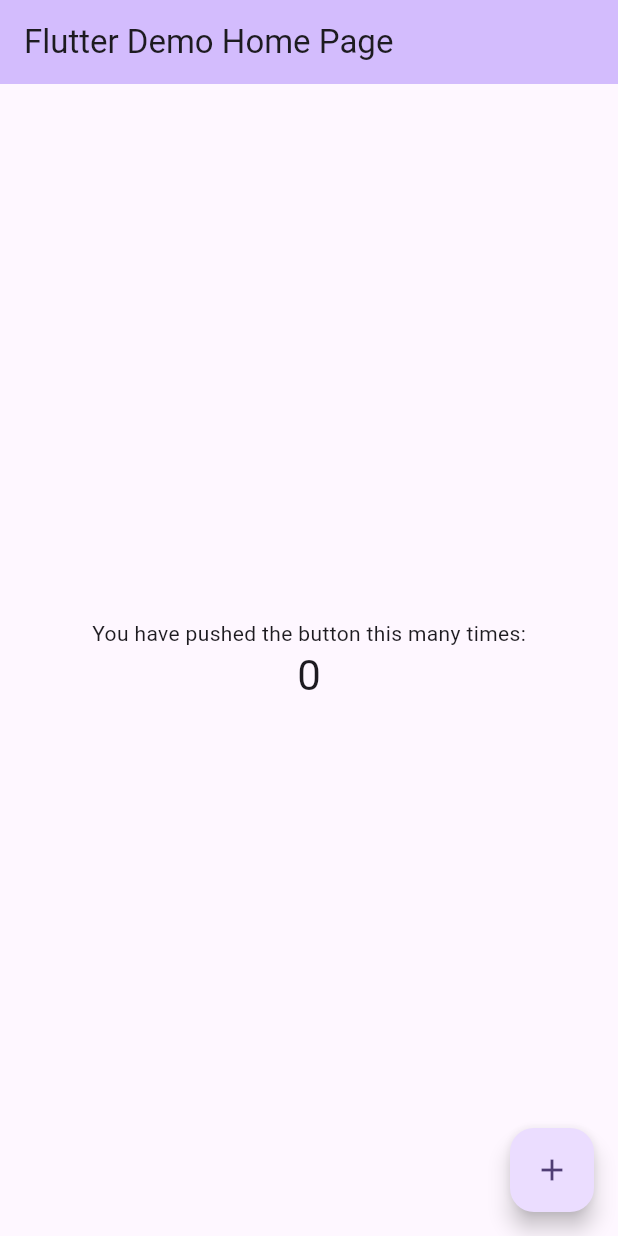
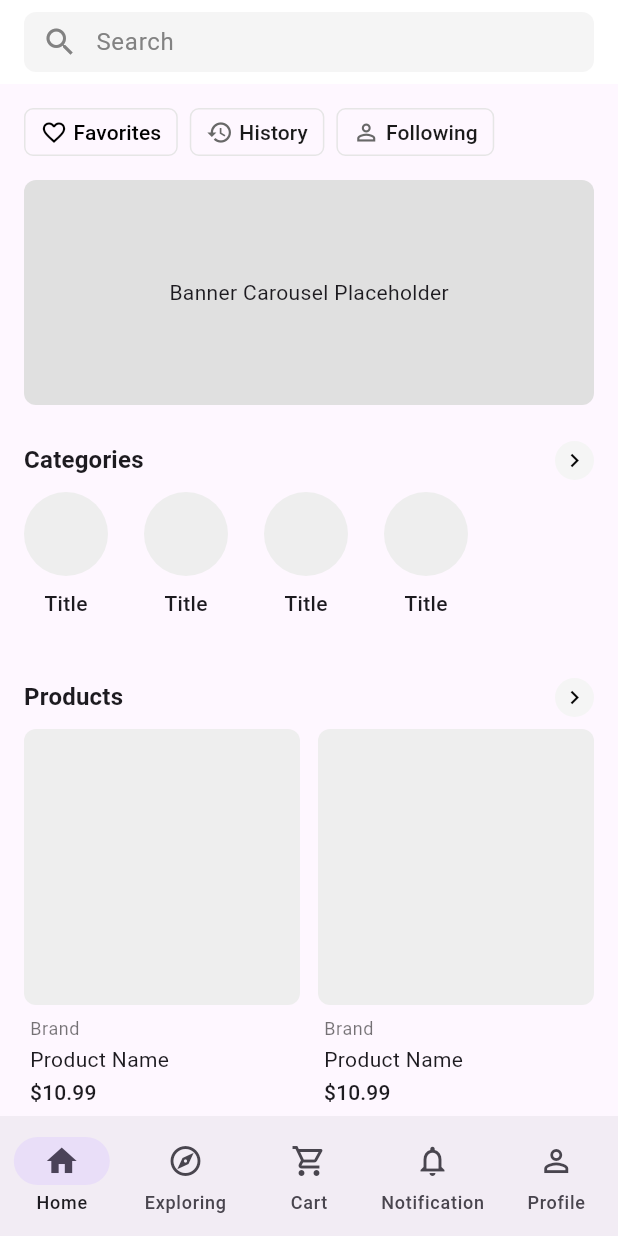
Before and after one commit to ALi860713/flutter_figma_mcp, a Flutter app: the screen it shows after launch, on a phone screen of 412 x 824 dp. Run offline on Flutter 3.47's test engine with Material 3 defaults, Android fonts, the light colour scheme and no system bars.

Commit message:
feat: implement shopping cart home page by gemini-2.5-pro-exp-0325

```diff
--- /dev/null
+++ b/lib/features/home/presentation/screens/home_screen.dart
@@ -0,0 +1,448 @@
+import 'package:flutter/material.dart';
+
+class HomeScreen extends StatelessWidget {
+  const HomeScreen({super.key});
+
+  @override
+  Widget build(BuildContext context) {
+    // TODO(ali): Replace Scaffold with appropriate layout if needed
+    return Scaffold(
+      // TODO(ali): Add AppBar if required by design, or use SafeArea
+      appBar: AppBar(
+        // TODO(ali): Remove elevation if not needed, style according to Figma
+        elevation: 0,
+        backgroundColor: Colors.white, // Placeholder color
+        title: const _SearchBar(),
+      ),
+      body: const _HomeBody(),
+      bottomNavigationBar: const _BottomNavBar(),
+    );
+  }
+}
+
+// --- Body Content ---
+
+class _HomeBody extends StatelessWidget {
+  const _HomeBody();
+
+  @override
+  Widget build(BuildContext context) {
+    // TODO(ali): Replace with SingleChildScrollView or CustomScrollView
+    return ListView(
+      // TODO(ali): Adjust padding based on Figma
+      padding: const EdgeInsets.symmetric(vertical: 16),
+      children: const [
+        _FilterTabs(),
+        SizedBox(height: 16), // TODO(ali): Use Figma spacing
+        _BannerCarousel(),
+        SizedBox(height: 24), // TODO(ali): Use Figma spacing
+        _SectionHeader(title: 'Categories'), // TODO(ali): Get title from Figma/logic
+        SizedBox(height: 8), // TODO(ali): Use Figma spacing
+        _CategoryList(),
+        SizedBox(height: 24), // TODO(ali): Use Figma spacing
+        _SectionHeader(title: 'Products'), // TODO(ali): Get title from Figma/logic
+        SizedBox(height: 8), // TODO(ali): Use Figma spacing
+        _ProductGrid(),
+        // TODO(ali): Add more sections if needed based on Figma
+      ],
+    );
+  }
+}
+
+// --- Sub Widgets ---
+
+class _SearchBar extends StatelessWidget {
+  const _SearchBar();
+
+  @override
+  Widget build(BuildContext context) {
+    // TODO(ali): Implement search bar based on Figma node 1:2338
+    // Use TextField with appropriate styling, padding, hint text, and icons
+    return Container(
+      height: 40, // From Figma 1:2338
+      padding: const EdgeInsets.symmetric(horizontal: 12),
+      decoration: BoxDecoration(
+        color: const Color(0xFFF5F5F5), // From Figma 1:2338 fill_3CDRZL
+        borderRadius: BorderRadius.circular(8), // From Figma 1:2338
+      ),
+      child: const Row(
+        children: [
+          Icon(Icons.search, color: Color(0xFF828282)), // Placeholder icon
+          SizedBox(width: 12), // From Figma 1:2338 gap
+          Expanded(
+            child: TextField(
+              // TODO(ali): Style according to style_Y0795F
+              decoration: InputDecoration(
+                hintText: 'Search', // From Figma 1:2342 text
+                hintStyle: TextStyle(color: Color(0xFF828282)), // From Figma 1:2342 fill_LMCKU0
+                border: InputBorder.none,
+                isDense: true, // Keeps the height minimal
+              ),
+              // TODO(ali): Add controller and logic
+            ),
+          ),
+        ],
+      ),
+    );
+  }
+}
+
+class _FilterTabs extends StatelessWidget {
+  const _FilterTabs();
+
+  @override
+  Widget build(BuildContext context) {
+    // TODO(ali): Implement filter tabs based on Figma node 1:2321 ("Pills")
+    // Use ToggleButtons, TabBar, or custom Row with styled buttons
+    return Padding(
+      // TODO(ali): Adjust padding based on Figma
+      padding: const EdgeInsets.symmetric(horizontal: 16.0),
+      child: Row(
+        // TODO(ali): Use gap from Figma 1:2321 (8px)
+        mainAxisAlignment: MainAxisAlignment.start, // Or spaceAround/Evenly
+        children: [
+          _FilterTabItem(
+            label: 'Favorites', // From 1:2325
+            icon: Icons.favorite_border, // Placeholder for 1:2324
+            isSelected: true, // Example state
+          ),
+          const SizedBox(width: 8),
+          _FilterTabItem(
+            label: 'History', // From 1:2329
+            icon: Icons.history, // Placeholder for 1:2328
+          ),
+          const SizedBox(width: 8),
+          _FilterTabItem(
+            label: 'Following', // From 1:2333
+            icon: Icons.person_outline, // Placeholder for 1:2332
+          ),
+          // TODO(ali): Add "Orders" tab (1:2334) if required
+        ],
+      ),
+    );
+  }
+}
+
+class _FilterTabItem extends StatelessWidget {
+  final String label;
+  final IconData icon;
+  final bool isSelected;
+
+  const _FilterTabItem({
+    required this.label,
+    required this.icon,
+    this.isSelected = false,
+  });
+
+  @override
+  Widget build(BuildContext context) {
+    // TODO(ali): Style based on Figma nodes 1:2322, 1:2323, 1:2324, 1:2325 etc.
+    // Use border (stroke_KN1DAW), padding, borderRadius, colors based on selection
+    final colorScheme = Theme.of(context).colorScheme;
+    final textTheme = Theme.of(context).textTheme;
+    final Color textColor = isSelected ? const Color(0xFF000000)/* Adjust based on Figma */ : const Color(0xFF1A1A1A); // Example
+    final Color iconColor = isSelected ? const Color(0xFF000000)/* Adjust */ : const Color(0xFF686868); // Example
+    final Color borderColor = const Color(0xFFE6E6E6); // From stroke_KN1DAW
+
+    return Container(
+      padding: const EdgeInsets.symmetric(horizontal: 10, vertical: 5), // From 1:2322
+      decoration: BoxDecoration(
+        border: Border.all(color: borderColor), // From stroke_KN1DAW
+        borderRadius: BorderRadius.circular(6), // From 1:2322
+        // TODO(ali): Add background color if needed based on selection state
+      ),
+      child: Row(
+        mainAxisSize: MainAxisSize.min,
+        children: [
+          Icon(icon, size: 18, color: iconColor), // TODO(ali): Adjust size/color
+          const SizedBox(width: 4), // From 1:2323 gap
+          Text(
+            label,
+            // TODO(ali): Use style_2RTXBW (Inter 14 Medium)
+            style: textTheme.labelLarge?.copyWith(color: textColor),
+          ),
+        ],
+      ),
+    );
+  }
+}
+
+class _BannerCarousel extends StatelessWidget {
+  const _BannerCarousel();
+
+  @override
+  Widget build(BuildContext context) {
+    // TODO(ali): Implement banner carousel based on Figma node 1:2313
+    // Use PageView.builder or carousel_slider package
+    // Add pagination dots (1:2315)
+    return Container(
+      height: 150, // Placeholder height, adjust based on Figma aspect ratio/content
+      // TODO(ali): Add margin/padding based on Figma
+      margin: const EdgeInsets.symmetric(horizontal: 16),
+      decoration: BoxDecoration(
+        color: Colors.grey[300], // Placeholder color
+        borderRadius: BorderRadius.circular(8), // From 1:2313
+        // TODO(ali): Add image background if needed (fill_TKI375)
+      ),
+      child: const Center(
+        // TODO(ali): Replace with actual PageView or carousel
+        child: Text('Banner Carousel Placeholder'),
+        // TODO(ali): Add pagination indicator (Row of circles)
+      ),
+    );
+  }
+}
+
+class _SectionHeader extends StatelessWidget {
+  final String title;
+  const _SectionHeader({required this.title});
+
+  @override
+  Widget build(BuildContext context) {
+    // TODO(ali): Style based on Figma nodes 1:2259/1:2278/1:2303
+    final textTheme = Theme.of(context).textTheme;
+    return Padding(
+      // TODO(ali): Use padding from Figma (e.g., 8px 16px from 1:2259)
+      padding: const EdgeInsets.symmetric(horizontal: 16.0),
+      child: Row(
+        mainAxisAlignment: MainAxisAlignment.spaceBetween,
+        children: [
+          Text(
+            title,
+            // TODO(ali): Use style_7MQK7X (Inter 16 SemiBold)
+            style: textTheme.titleMedium?.copyWith(fontWeight: FontWeight.w600),
+          ),
+          // TODO(ali): Implement chevron button (1:2261/1:2280/1:2305) if needed
+          Container(
+            // Placeholder for chevron
+            padding: const EdgeInsets.all(4),
+            decoration: BoxDecoration(
+              color: const Color(0xFFF5F5F5), // From 1:2262 fill_3CDRZL
+              shape: BoxShape.circle,
+            ),
+            child: const Icon(
+              Icons.chevron_right,
+              size: 18,
+              color: Colors.black, // From 1:2263/I1:2263;106:520 fill_QXBHU1
+            ),
+          ),
+        ],
+      ),
+    );
+  }
+}
+
+class _CategoryList extends StatelessWidget {
+  const _CategoryList();
+
+  @override
+  Widget build(BuildContext context) {
+    // TODO(ali): Implement horizontal category list based on Figma node 1:2264
+    // Use ListView.builder with scrollDirection: Axis.horizontal
+    return SizedBox(
+      height: 100, // Placeholder height, adjust based on Figma item size (1:2265)
+      child: ListView.builder(
+        scrollDirection: Axis.horizontal,
+        // TODO(ali): Use gap from Figma 1:2264 (24px)
+        // TODO(ali): Use padding from Figma 1:2264 (8px 16px)
+        padding: const EdgeInsets.symmetric(horizontal: 16),
+        itemCount: 4, // Placeholder count
+        itemBuilder: (context, index) {
+          // TODO(ali): Add spacing between items (gap: 24px)
+          return Padding(
+            padding: EdgeInsets.only(right: index == 3 ? 0 : 24),
+            child: const _CategoryItem(),
+          );
+        },
+      ),
+    );
+  }
+}
+
+class _CategoryItem extends StatelessWidget {
+  const _CategoryItem();
+
+  @override
+  Widget build(BuildContext context) {
+    // TODO(ali): Style based on Figma node 1:2265
+    final textTheme = Theme.of(context).textTheme;
+    return Column(
+      mainAxisSize: MainAxisSize.min,
+      children: [
+        // TODO(ali): Use CircleAvatar or Container with BoxDecoration for image (1:2266)
+        Container(
+          width: 56, // Placeholder based roughly on Figma appearance
+          height: 56, // Placeholder
+          decoration: BoxDecoration(
+            color: Colors.grey[200], // Placeholder color
+            shape: BoxShape.circle, // From 1:2266 borderRadius: 38px (approx circle)
+          ),
+          // TODO(ali): Add Image widget here
+        ),
+        const SizedBox(height: 8), // From 1:2265 gap
+        Text(
+          'Title', // From 1:2267 text
+          // TODO(ali): Use style_12NQ7T (Inter 14 Medium)
+          style: textTheme.bodyMedium?.copyWith(fontWeight: FontWeight.w500),
+          textAlign: TextAlign.center, // From style_12NQ7T
+        ),
+      ],
+    );
+  }
+}
+
+class _ProductGrid extends StatelessWidget {
+  const _ProductGrid();
+
+  @override
+  Widget build(BuildContext context) {
+    // TODO(ali): Implement product grid/list based on Figma node 1:2283 or similar
+    // Use GridView.builder or ListView.builder
+    // Assuming a vertical list/grid for products based on common patterns
+    return GridView.builder(
+      shrinkWrap: true, // Important inside ListView/ScrollView
+      physics: const NeverScrollableScrollPhysics(), // Delegate scrolling to parent
+      // TODO(ali): Use padding from Figma (e.g., 8px 16px from 1:2283)
+      padding: const EdgeInsets.symmetric(horizontal: 16),
+      gridDelegate: const SliverGridDelegateWithFixedCrossAxisCount(
+        crossAxisCount: 2, // Adjust based on design
+        crossAxisSpacing: 12, // From 1:2283 gap
+        mainAxisSpacing: 12, // Use same gap for consistency
+        childAspectRatio: 0.7, // Adjust based on item dimensions
+      ),
+      itemCount: 6, // Placeholder count
+      itemBuilder: (context, index) {
+        return const _ProductItem();
+      },
+    );
+  }
+}
+
+class _ProductItem extends StatelessWidget {
+  const _ProductItem();
+
+  @override
+  Widget build(BuildContext context) {
+    // TODO(ali): Style based on Figma node 1:2284 ("Card")
+    final textTheme = Theme.of(context).textTheme;
+    return Column(
+      crossAxisAlignment: CrossAxisAlignment.start,
+      children: [
+        // TODO(ali): Use AspectRatio or Container with fixed height for image (1:2285)
+        AspectRatio(
+          aspectRatio: 1, // Square image placeholder
+          child: Container(
+            decoration: BoxDecoration(
+              color: Colors.grey[200], // Placeholder color
+              borderRadius: BorderRadius.circular(8), // From 1:2285
+            ),
+            // TODO(ali): Add Image widget here with errorBuilder
+          ),
+        ),
+        const SizedBox(height: 8), // Approximated spacing, adjust if needed
+        // TODO(ali): Use Column for Info (1:2286) with gap: 2px
+        Padding(
+          // Add padding if needed visually
+          padding: const EdgeInsets.symmetric(horizontal: 4.0),
+          child: Column(
+            crossAxisAlignment: CrossAxisAlignment.start,
+            children: [
+              Text(
+                'Brand', // From 1:2287 text
+                // TODO(ali): Use style_HZLDU7 (Inter 12 Regular, 50% black)
+                style: textTheme.bodySmall?.copyWith(color: Colors.black54),
+                maxLines: 1,
+                overflow: TextOverflow.ellipsis,
+              ),
+              const SizedBox(height: 2), // From 1:2286 gap
+              Text(
+                'Product Name', // From 1:2288 text
+                // TODO(ali): Use style_WGTJSU (Inter 14 Regular)
+                style: textTheme.bodyMedium,
+                maxLines: 2, // Allow for longer names
+                overflow: TextOverflow.ellipsis,
+              ),
+              const SizedBox(height: 2), // From 1:2286 gap
+              Text(
+                '\$10.99', // From 1:2289 text
+                // TODO(ali): Use style_GVWF1F (Inter 16 Medium)
+                style: textTheme.titleSmall?.copyWith(fontWeight: FontWeight.w500),
+              ),
+            ],
+          ),
+        ),
+      ],
+    );
+  }
+}
+
+class _BottomNavBar extends StatefulWidget {
+  const _BottomNavBar();
+
+  @override
+  State<_BottomNavBar> createState() => _BottomNavBarState();
+}
+
+class _BottomNavBarState extends State<_BottomNavBar> {
+  int _selectedIndex = 0; // Default to Home
+
+  void _onItemTapped(int index) {
+    setState(() {
+      _selectedIndex = index;
+    });
+    // TODO(ali): Implement navigation logic based on index
+  }
+
+  @override
+  Widget build(BuildContext context) {
+    // TODO(ali): Implement bottom nav bar based on Figma node 1:2343
+    // Use NavigationBar or BottomNavigationBar
+    // Style icons and labels based on Figma (1:2345 to 1:2356)
+    return NavigationBar(
+      // TODO(ali): Style background color, elevation (effect_SH31V2), indicator color etc.
+      selectedIndex: _selectedIndex,
+      onDestinationSelected: _onItemTapped,
+      destinations: const <NavigationDestination>[
+        NavigationDestination(
+          // Based on 1:2345
+          icon: Icon(Icons.home_outlined), // Placeholder for 1:2347 (home_fill)
+          selectedIcon: Icon(Icons.home),
+          label: 'Home', // TODO(ali): Add labels if present in design
+        ),
+        NavigationDestination(
+          // Based on 1:2348
+          icon: Icon(Icons.explore_outlined), // Placeholder for 1:2349 (discover)
+          selectedIcon: Icon(Icons.explore),
+          label: 'Exploring',
+        ),
+        NavigationDestination(
+          // Based on 1:2350
+          icon: Icon(Icons.shopping_cart_outlined), // Placeholder for 1:2351/1:2352
+          selectedIcon: Icon(Icons.shopping_cart),
+          label: 'Cart',
+        ),
+        NavigationDestination(
+          // Based on 1:2353
+          icon: Icon(Icons.notifications_none_outlined), // Placeholder for 1:2354 (bell)
+          selectedIcon: Icon(Icons.notifications),
+          label: 'Notification',
+        ),
+        NavigationDestination(
+          // Based on 1:2355
+          icon: Icon(Icons.person_outline), // Placeholder for 1:2356 (person)
+          selectedIcon: Icon(Icons.person),
+          label: 'Profile',
+        ),
+      ],
+    );
+  }
+}
+
+// --- Helpers ---
+// TODO(ali): Add helper functions or classes if needed
+
+// --- Static Content ---
+// TODO(ali): Define static data (e.g., placeholder image URLs) if needed
+
+// --- Types ---
+// TODO(ali): Define data classes/models if needed (e.g., Product, Category)
--- a/lib/main.dart
+++ b/lib/main.dart
@@ -1,3 +1,4 @@
+import 'package:figma_mcp_playground/features/home/presentation/screens/home_screen.dart';
 import 'package:flutter/material.dart';
 
 void main() {
@@ -31,7 +32,7 @@
         colorScheme: ColorScheme.fromSeed(seedColor: Colors.deepPurple),
         useMaterial3: true,
       ),
-      home: const MyHomePage(title: 'Flutter Demo Home Page'),
+      home: const HomeScreen(),
     );
   }
 }
```
